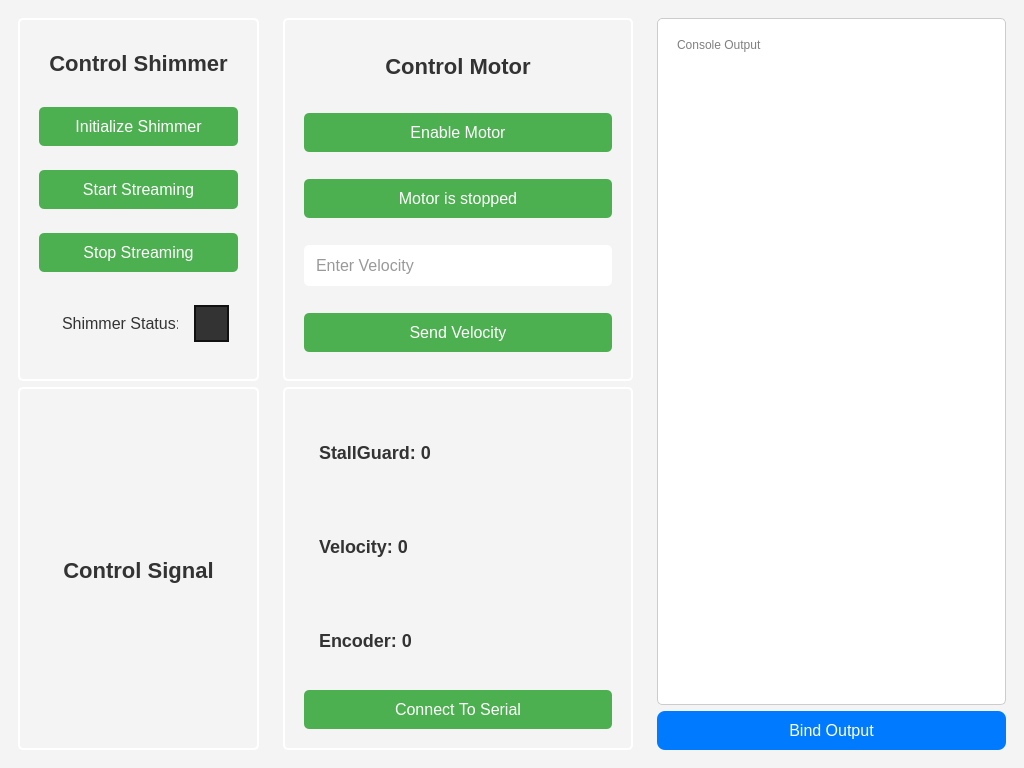
carl0801/ElbowExo, file app_dependency/mainwindow.ui: the form before one commit.
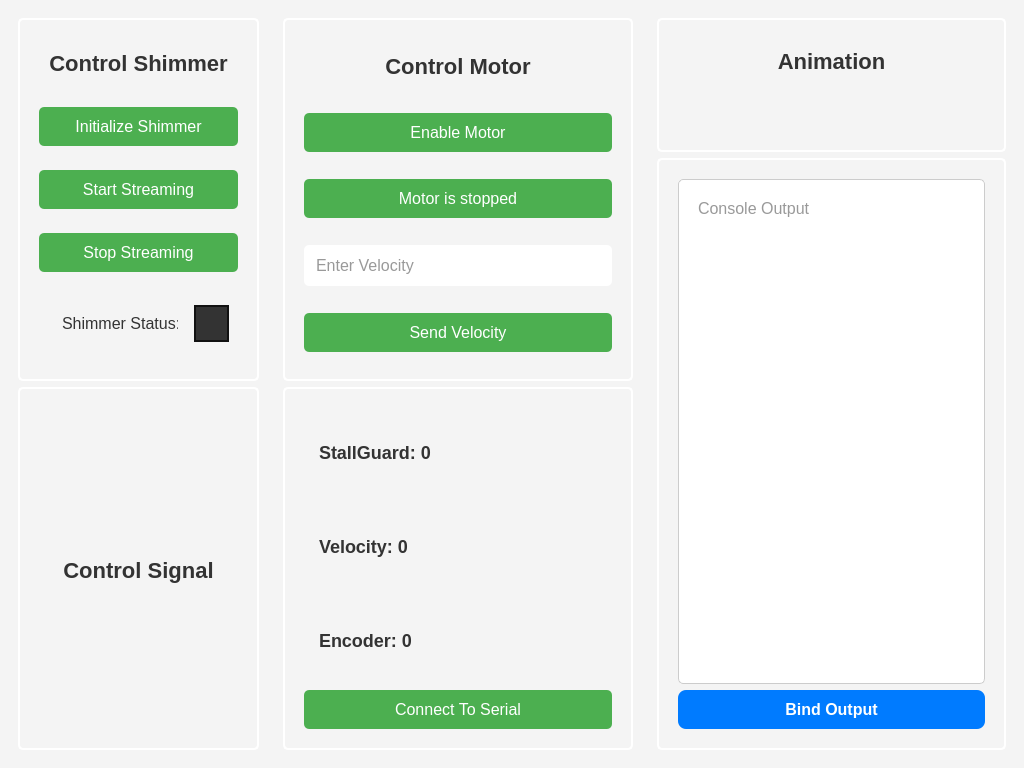
The form after the commit.

Commit message: added animation to App

```diff
--- a/app_dependency/mainwindow.ui
+++ b/app_dependency/mainwindow.ui
@@ -400,49 +400,115 @@
                     <widget class="QWidget" name="console_widget">
                         <layout class="QVBoxLayout" name="control_output">
                             <item>
-                                <widget class="QTextEdit" name="console_text">
-                                    <property name="placeholderText">
-                                        <string>Console Output</string>
-                                    </property>
+                                <widget class="QGroupBox" name="animation_groupbox">
                                     <property name="styleSheet">
                                         <string>
-                                            background-color: white;
-                                            color: black;
-                                            border: 1px solid #ccc;
+                                            font-size: 18px;
+                                            font-weight: bold;
+                                            color: #333;
+                                            border: 2px solid white;
                                             border-radius: 5px;
-                                            padding: 15px;
+                                            padding: 10px;
                                         </string>
                                     </property>
-                                    <property name="readOnly">
-                                        <bool>true</bool>
-                                    </property>
+                                    <layout class="QVBoxLayout" name="animation_groupbox_layout">
+                                        <item>
+                                            <widget class="QLabel" name="animation_title">
+                                                <property name="text">
+                                                    <string>Animation</string>
+                                                </property>
+                                                <property name="alignment">
+                                                    <set>Qt::AlignCenter</set>
+                                                </property>
+                                                <property name="styleSheet">
+                                                    <string>
+                                                    color: #333;
+                                                    font-size: 22px; 
+                                                    font-weight: bold;
+                                                    border: none;
+                                                    </string>
+                                                </property>
+                                                <property name="maximumSize">
+                                                    <size>
+                                                        <width>1900</width>
+                                                        <height>50</height>
+                                                    </size>
+                                                </property>
+                                            </widget>
+                                        </item>
+                                        <item>
+                                            <widget class="QLabel" name="animation_widget">
+                                                <property name="styleSheet">
+                                                    <string>
+                                                        border: none;
+                                                    </string>
+                                                </property>
+                                            </widget>
+                                        </item>
+                                    </layout>
                                 </widget>
                             </item>
                             <item>
-                                <widget class="QPushButton" name="bind_output_button">
-                                    <property name="text">
-                                        <string>Bind Output</string>
-                                    </property>
+                                <widget class="QGroupBox" name="console_groupbox">
                                     <property name="styleSheet">
                                         <string>
-                                            QPushButton {
-                                                background-color: #007BFF; /* Default Button Background */
-                                                border: none;
-                                                color: white;
-                                                padding: 10px 20px;
-                                                text-align: center;
-                                                text-decoration: none;
-                                                font-size: 16px;
-                                                border-radius: 8px;
-                                            }
-                                            QPushButton:hover {
-                                                background-color: #0069D9; /* Hover State */
-                                            }
-                                            QPushButton:pressed {
-                                                background-color: #0056B3; /* Clicked State */
-                                            }
+                                            font-size: 18px;
+                                            font-weight: bold;
+                                            color: #333;
+                                            border: 2px solid white;
+                                            border-radius: 5px;
+                                            padding: 10px;
                                         </string>
                                     </property>
+                                    <layout class="QVBoxLayout" name="information_groupbox_layout">
+                                        <item>
+                                            <widget class="QTextEdit" name="console_text">
+                                                <property name="placeholderText">
+                                                    <string>Console Output</string>
+                                                </property>
+                                                <property name="styleSheet">
+                                                    <string>
+                                                        background-color: white;
+                                                        font-weight: normal;
+                                                        font-size: 16px;
+                                                        border: 1px solid #ccc;
+                                                        border-radius: 5px;
+                                                        padding: 15px;
+                                                    </string>
+                                                </property>
+                                                <property name="readOnly">
+                                                    <bool>true</bool>
+                                                </property>
+                                            </widget>
+                                        </item>
+                                        <item>
+                                            <widget class="QPushButton" name="bind_output_button">
+                                                <property name="text">
+                                                    <string>Bind Output</string>
+                                                </property>
+                                                <property name="styleSheet">
+                                                    <string>
+                                                        QPushButton {
+                                                            background-color: #007BFF; /* Default Button Background */
+                                                            border: none;
+                                                            color: white;
+                                                            padding: 10px 20px;
+                                                            text-align: center;
+                                                            text-decoration: none;
+                                                            font-size: 16px;
+                                                            border-radius: 8px;
+                                                        }
+                                                        QPushButton:hover {
+                                                            background-color: #0069D9; /* Hover State */
+                                                        }
+                                                        QPushButton:pressed {
+                                                            background-color: #0056B3; /* Clicked State */
+                                                        }
+                                                    </string>
+                                                </property>
+                                            </widget>
+                                        </item>
+                                    </layout>
                                 </widget>
                             </item>
                         </layout>
```
The commit also changes 121 other files.
